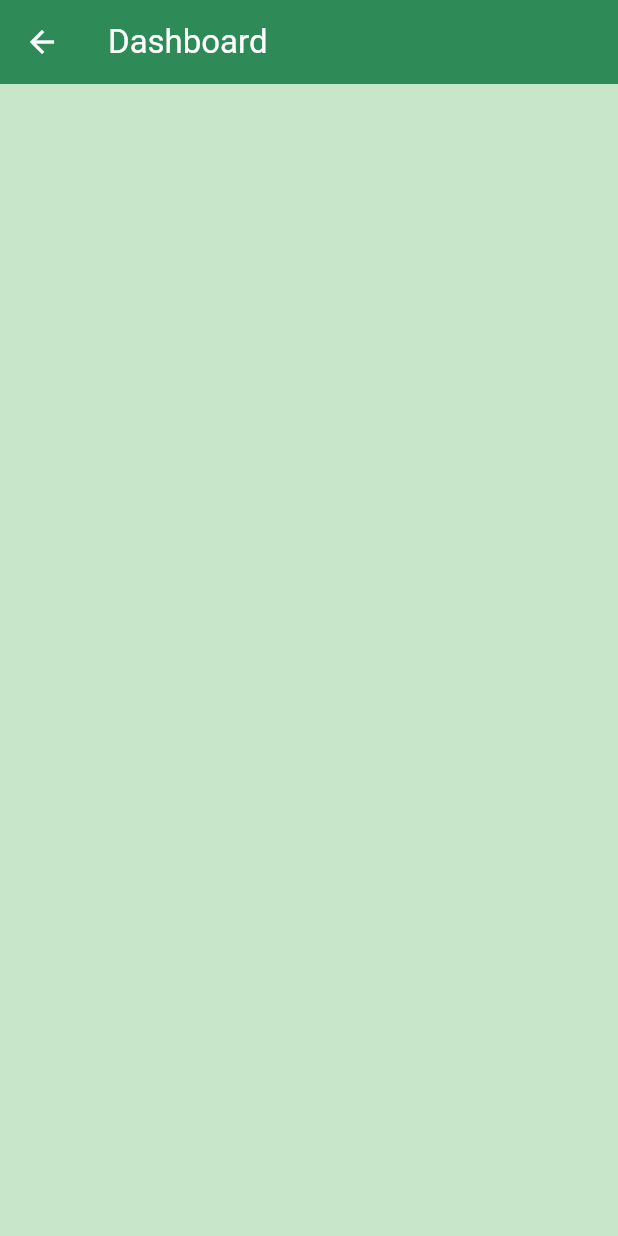
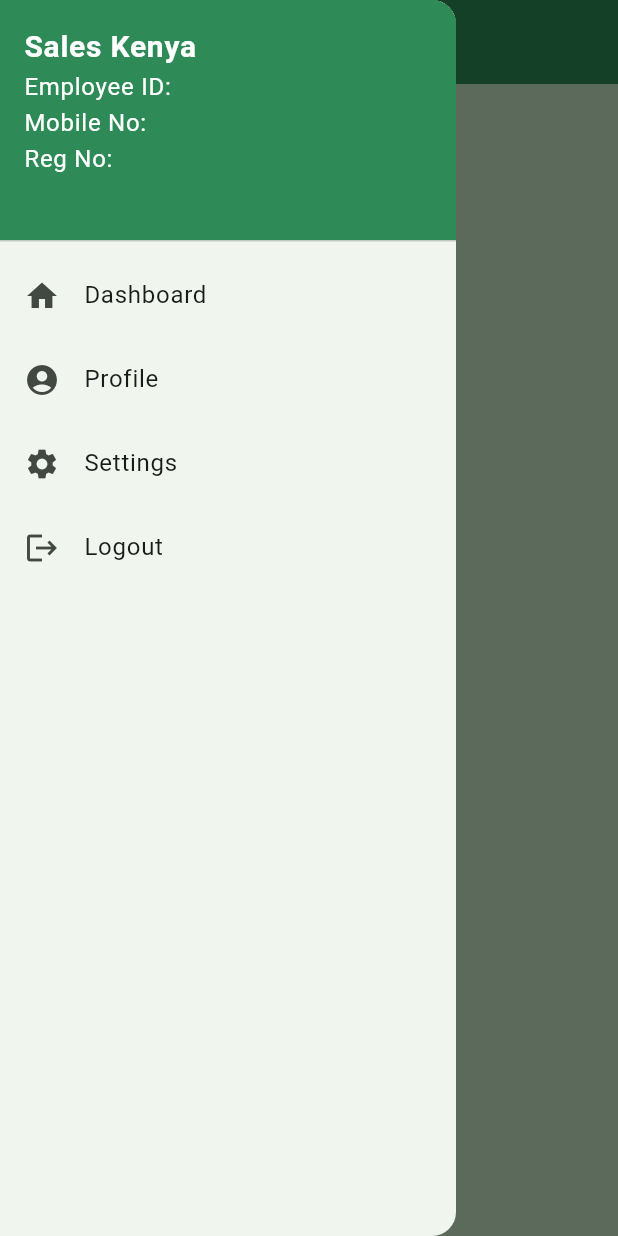
Before and after one commit to firojandev/Sales-App, a Flutter app: the DashboardPage screen opened by its route, with the side drawer open (before the commit the screen has no drawer), on a phone screen of 412 x 824 dp. Run offline on Flutter 3.47's test engine with Material 3 defaults, Android fonts, the phone set to English and light mode, and no system bars; our stand-ins replace shared_preferences; accounts and stored records are empty.

```diff
--- a/lib/src/dashboard/dashboard_page.dart
+++ b/lib/src/dashboard/dashboard_page.dart
@@ -1,5 +1,6 @@
 import 'package:flutter/material.dart';
 import 'package:sales_kenya/src/common/app_constants.dart';
+import 'package:sales_kenya/src/utils/my_text_style.dart';
 
 import '../common/widgets/CustomAppBar.dart';
 import '../utils/my_colors.dart';
@@ -11,13 +12,78 @@ class DashboardPage extends StatelessWidget {
   Widget build(BuildContext context) {
     return Scaffold(
       appBar: const MyAppBar(title: "Dashboard"),
+      drawer: Drawer(
+        child: ListView(
+          padding: EdgeInsets.zero,
+          children: <Widget>[
+            DrawerHeader(
+              decoration: BoxDecoration(
+                color: MyColors.primaryColor,
+              ),
+              child: Column(
+                crossAxisAlignment:CrossAxisAlignment.start,
+                children: [
+                  const Text(
+                    '${AppConstants.appName}',
+                    style: MyTextStyle.titleStyleWhite,
+                  ),
+                  Text(
+                    'Employee ID: ${AppConstants.empId}',
+                    style: MyTextStyle.textButtonStyle,
+                  ),
+                  Text(
+                    'Mobile No: ${AppConstants.mobile}',
+                    style: MyTextStyle.textButtonStyle,
+                  ),
+                  Text(
+                    'Reg No: ${AppConstants.regNo}',
+                    style: MyTextStyle.textButtonStyle,
+                  ),
+                ],
+              ),
+            ),
+            ListTile(
+              leading: Icon(Icons.home),
+              title: Text('Dashboard'),
+              onTap: () {
+                // Handle the navigation
+                Navigator.pop(context);
+              },
+            ),
+            ListTile(
+              leading: Icon(Icons.account_circle),
+              title: Text('Profile'),
+              onTap: () {
+                // Handle the navigation
+                Navigator.pop(context);
+              },
+            ),
+            ListTile(
+              leading: Icon(Icons.settings),
+              title: Text('Settings'),
+              onTap: () {
+                // Handle the navigation
+                Navigator.pop(context);
+              },
+            ),
+            ListTile(
+              leading: Icon(Icons.logout),
+              title: Text('Logout'),
+              onTap: () {
+                // Handle the navigation
+                Navigator.pop(context);
+              },
+            ),
+          ],
+        ),
+      ),
       body: Container(
         height: MediaQuery.of(context).size.height,
         decoration: const BoxDecoration(
             color: MyColors.backgroundLight
         ),
         child: Center(
-          child: Text(AppConstants.empId),
+          child: Text("Welcome ${AppConstants.empId}"),
         ),
       ),
     );
--- a/lib/src/utils/my_text_style.dart
+++ b/lib/src/utils/my_text_style.dart
@@ -7,6 +7,12 @@ class MyTextStyle {
       fontSize: 20.0,
       fontWeight: FontWeight.bold,
       color: MyColors.blackColor,
+      fontFamily: "Roboto");
+
+  static const TextStyle titleStyleWhite = TextStyle(
+      fontSize: 20.0,
+      fontWeight: FontWeight.bold,
+      color: MyColors.whiteColor,
       fontFamily: "Roboto");
 
   static const TextStyle textStyle = TextStyle(
```
